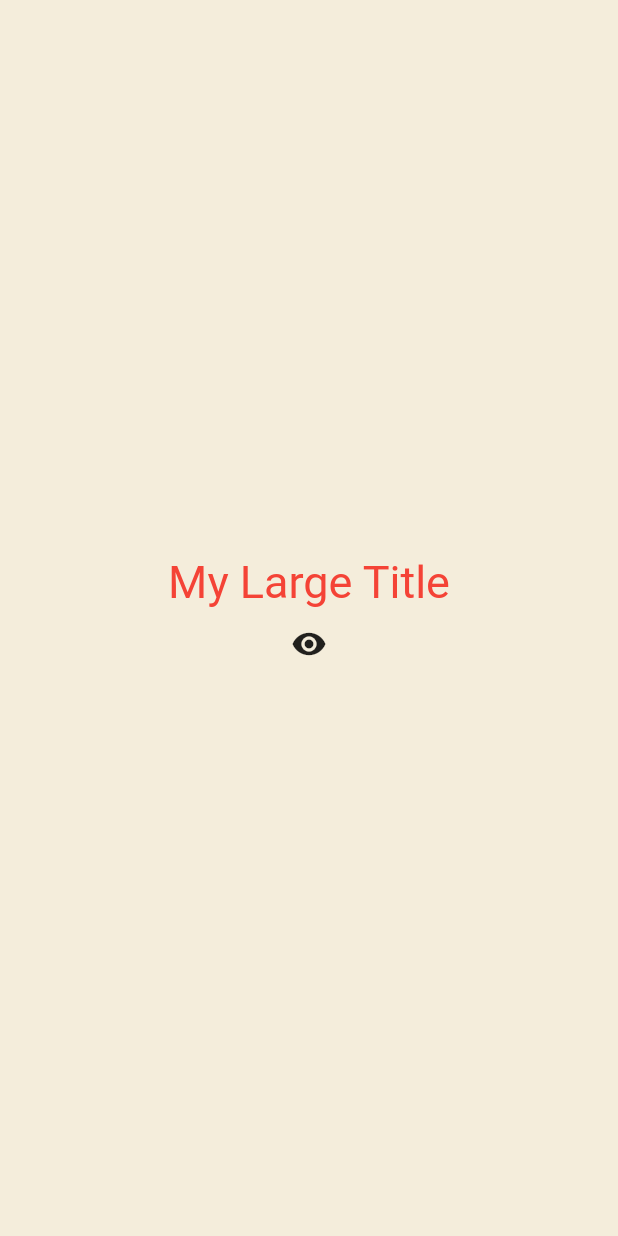
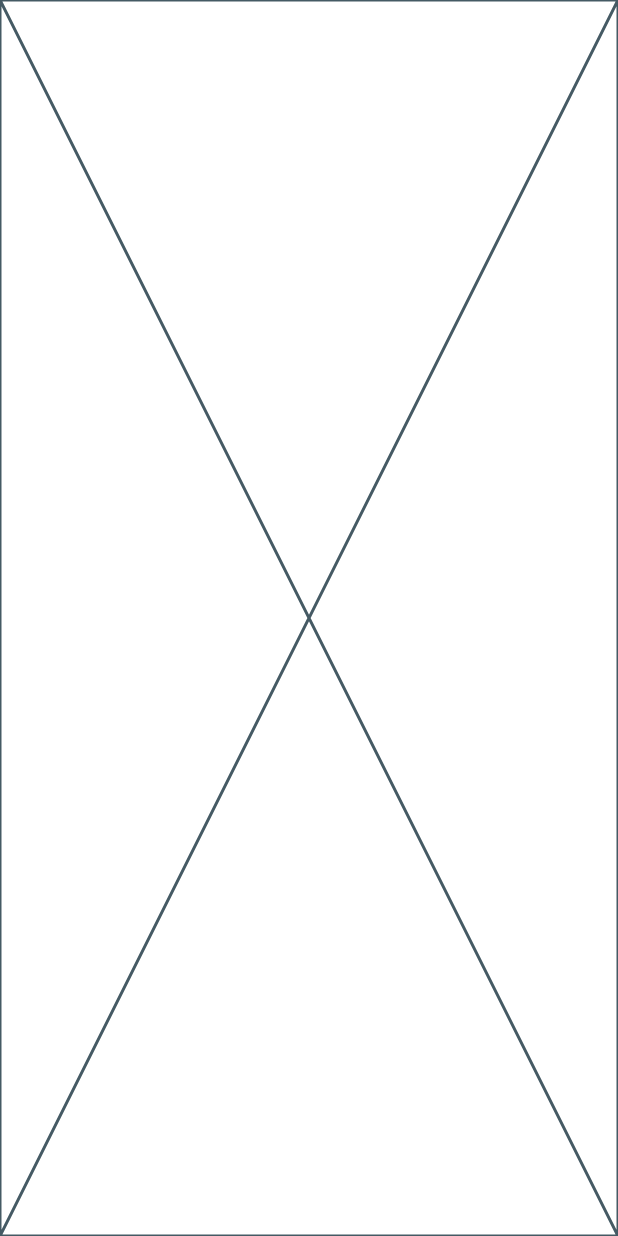
Before and after one commit to jay-hawk/hello_flutter, a Flutter app: the screen it shows after launch, on a phone screen of 412 x 824 dp. Run offline on Flutter 3.47's test engine with Material 2 defaults, Android fonts, the phone set to English and light mode, and no system bars.

Commit message:
Init: Pomdoro Init
뽀모도로 앱을 만들기 위한 기본 main 초기화.

```diff
--- a/lib/main.dart
+++ b/lib/main.dart
@@ -1,89 +1,26 @@
 import 'package:flutter/material.dart';
+import 'package:hello_flutter/screens/home_screen.dart';
 
 void main() {
   runApp(App());
 }
 
-class App extends StatefulWidget {
-  const App({super.key});
-
-  @override
-  State<App> createState() => _AppState();
-}
-
-class _AppState extends State<App> {
-  bool showTitle = true;
-
-  void toggleTitle() {
-    setState(() {
-      showTitle = !showTitle;
-    });
-  }
+class App extends StatelessWidget {
+  const App({Key? key}) : super(key: key);
 
   @override
   Widget build(BuildContext context) {
     return MaterialApp(
       theme: ThemeData(
+        backgroundColor: const Color(0xFFE7626C),
         textTheme: const TextTheme(
-          titleLarge: TextStyle(
-            color: Colors.red,
+          headline1: TextStyle(
+            color: Color(0xFF232B55),
           ),
         ),
+        cardColor: const Color(0xFFF4EDDB),
       ),
-      home: Scaffold(
-        backgroundColor: Color(0xFFF4EDDB),
-        body: Center(
-          child: Column(
-            mainAxisAlignment: MainAxisAlignment.center,
-            children: [
-              showTitle ? const MyLargeTitle() : const Text('nothing'),
-              IconButton(
-                onPressed: toggleTitle,
-                icon: Icon(
-                  Icons.remove_red_eye,
-                ),
-              ),
-            ],
-          ),
-        ),
-      ),
+      home: HomeScreen(),
     );
   }
 }
-
-class MyLargeTitle extends StatefulWidget {
-  const MyLargeTitle({
-    super.key,
-  });
-
-  @override
-  State<MyLargeTitle> createState() => _MyLargeTitleState();
-}
-
-class _MyLargeTitleState extends State<MyLargeTitle> {
-  int count = 0;
-
-  @override
-  void initState() {
-    super.initState();
-    print('initState!');
-  }
-
-  @override
-  void dispose() {
-    super.dispose();
-    print("dispose!");
-  }
-
-  @override
-  Widget build(BuildContext context) {
-    print('build!');
-    return Text(
-      'My Large Title',
-      style: TextStyle(
-        fontSize: 30,
-        color: Theme.of(context).textTheme.titleLarge?.color,
-      ),
-    );
-  }
-}
--- /dev/null
+++ b/lib/screens/home_screen.dart
@@ -0,0 +1,15 @@
+import 'package:flutter/material.dart';
+
+class HomeScreen extends StatefulWidget {
+  const HomeScreen({Key? key}) : super(key: key);
+
+  @override
+  State<HomeScreen> createState() => _HomeScreenState();
+}
+
+class _HomeScreenState extends State<HomeScreen> {
+  @override
+  Widget build(BuildContext context) {
+    return const Placeholder();
+  }
+}
```
